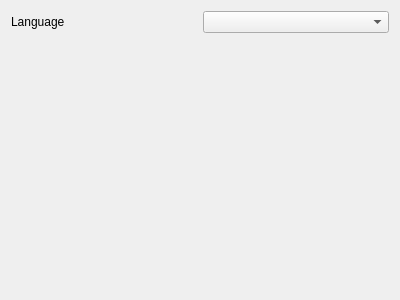
Old version of the form formoptions.ui in the repository polovik/asa.
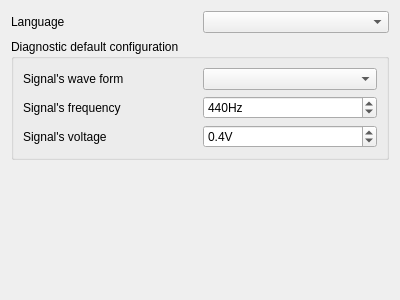
New version of the form.

Commit message: Load testpoints' settings and save captured signatures on Diagnostic tab.

```diff
--- a/formoptions.ui
+++ b/formoptions.ui
@@ -28,6 +28,86 @@
      </item>
     </layout>
    </item>
+   <item>
+    <widget class="QGroupBox" name="groupBox">
+     <property name="title">
+      <string>Diagnostic default configuration</string>
+     </property>
+     <layout class="QVBoxLayout" name="verticalLayout_2">
+      <item>
+       <layout class="QHBoxLayout" name="horizontalLayout_2">
+        <item>
+         <widget class="QLabel" name="label_2">
+          <property name="text">
+           <string>Signal's wave form</string>
+          </property>
+         </widget>
+        </item>
+        <item>
+         <widget class="QComboBox" name="boxWaveForm"/>
+        </item>
+       </layout>
+      </item>
+      <item>
+       <layout class="QHBoxLayout" name="horizontalLayout_3">
+        <item>
+         <widget class="QLabel" name="label_3">
+          <property name="text">
+           <string>Signal's frequency</string>
+          </property>
+         </widget>
+        </item>
+        <item>
+         <widget class="QSpinBox" name="boxFrequency">
+          <property name="suffix">
+           <string>Hz</string>
+          </property>
+          <property name="minimum">
+           <number>50</number>
+          </property>
+          <property name="maximum">
+           <number>20000</number>
+          </property>
+          <property name="value">
+           <number>440</number>
+          </property>
+         </widget>
+        </item>
+       </layout>
+      </item>
+      <item>
+       <layout class="QHBoxLayout" name="horizontalLayout_4">
+        <item>
+         <widget class="QLabel" name="label_4">
+          <property name="text">
+           <string>Signal's voltage</string>
+          </property>
+         </widget>
+        </item>
+        <item>
+         <widget class="QDoubleSpinBox" name="boxVoltage">
+          <property name="suffix">
+           <string>V</string>
+          </property>
+          <property name="decimals">
+           <number>1</number>
+          </property>
+          <property name="maximum">
+           <double>5.000000000000000</double>
+          </property>
+          <property name="singleStep">
+           <double>0.100000000000000</double>
+          </property>
+          <property name="value">
+           <double>0.400000000000000</double>
+          </property>
+         </widget>
+        </item>
+       </layout>
+      </item>
+     </layout>
+    </widget>
+   </item>
    <item>
     <spacer name="verticalSpacer">
      <property name="orientation">
```
The commit also changes 11 other files.
